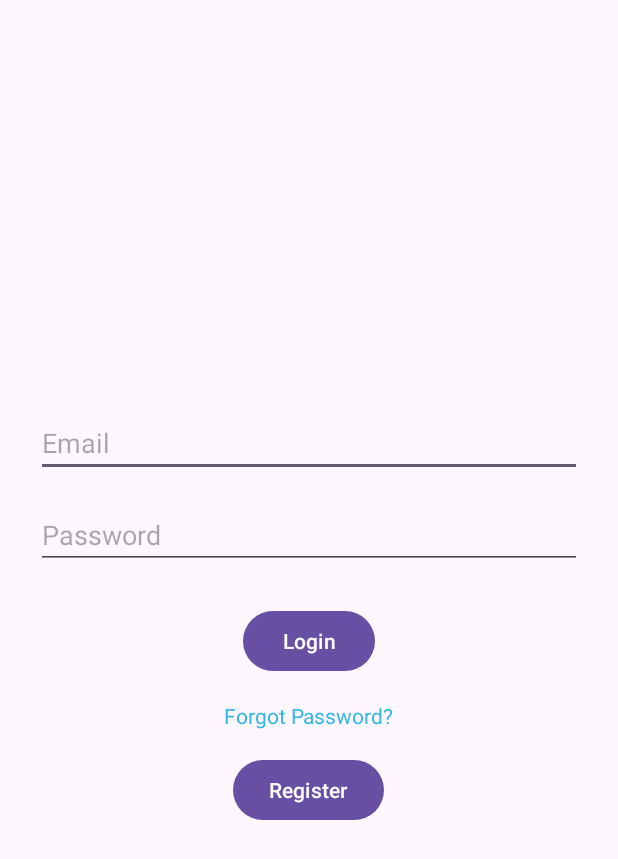
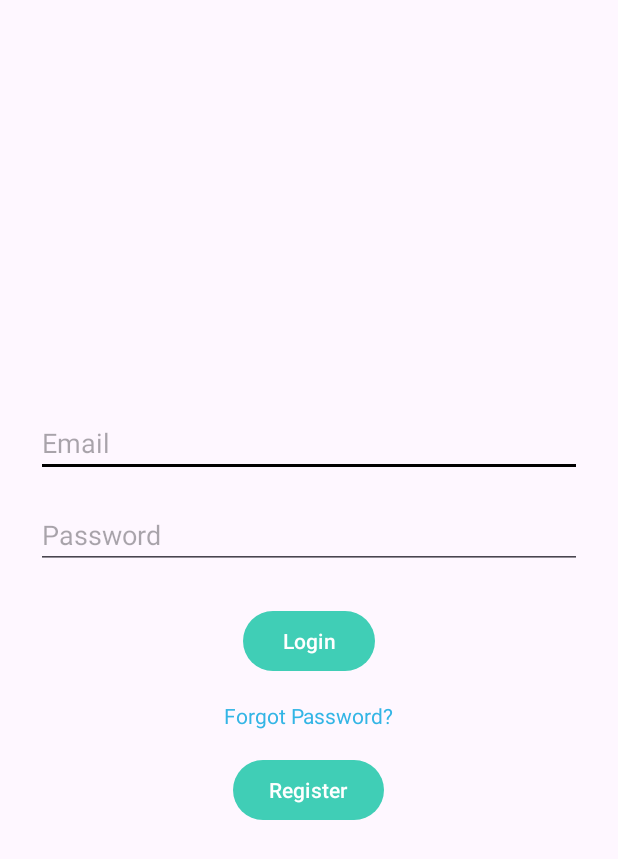
Before and after one commit to MarinaMihaela/AndroidApp, an Android app: the screen it shows after launch (MainActivity), on a phone screen of 412 x 824 dp. Shown: the top 859 px of the screen. Run offline under Robolectric (Android 15) with nearby library versions, the phone set to English and light mode, and no system bars; our stand-ins replace Firebase (no records; nobody signed in at launch, a user with empty details on screens opened directly).

Commit message:
shared preferences - dark/light mode

```diff
--- a/Proiect/app/build.gradle.kts
+++ b/Proiect/app/build.gradle.kts
@@ -42,17 +42,19 @@ dependencies {
     implementation(libs.material)
     implementation(libs.androidx.activity)
     implementation(libs.androidx.constraintlayout)
+    implementation(libs.google.material)
 
     val nav_version = "2.7.7"
     implementation("androidx.navigation:navigation-fragment-ktx:$nav_version")
     implementation("androidx.navigation:navigation-ui-ktx:$nav_version")
     implementation("com.google.firebase:firebase-auth-ktx:22.3.0")
 
+    implementation("androidx.appcompat:appcompat:1.6.1")
     testImplementation(libs.junit)
     androidTestImplementation(libs.androidx.junit)
     androidTestImplementation(libs.androidx.espresso.core)
 
-
+    implementation("com.google.android.material:material:1.9.0")
     implementation( "androidx.room:room-runtime:2.5.0")
     implementation ("androidx.room:room-ktx:2.5.0")
     kapt("androidx.room:room-compiler:2.5.0")
--- a/Proiect/app/src/main/res/values-night/themes.xml
+++ b/Proiect/app/src/main/res/values-night/themes.xml
@@ -2,6 +2,8 @@
     <!-- Base application theme. -->
     <style name="Base.Theme.Proiect" parent="Theme.Material3.DayNight.NoActionBar">
         <!-- Customize your dark theme here. -->
+        <item name="colorPrimary">@color/dark_primary</item>
+        <item name="colorSecondary">@color/dark_secondary</item>
         <!-- <item name="colorPrimary">@color/my_dark_primary</item> -->
     </style>
 </resources>
--- a/Proiect/app/src/main/res/values/colors.xml
+++ b/Proiect/app/src/main/res/values/colors.xml
@@ -1,5 +1,12 @@
 <?xml version="1.0" encoding="utf-8"?>
 <resources>
     <color name="black">#FF000000</color>
-    <color name="white">#FFFFFFFF</color>
+    <color name="white">#FFFFFF</color>
+    <!-- Light mode -->
+    <color name="light_primary">#40CEB6</color>
+    <color name="light_secondary">#FF000000</color>
+
+    <!-- Dark mode -->
+    <color name="dark_primary">#212121</color>
+    <color name="dark_secondary">#FFFFFF</color>
 </resources>
--- a/Proiect/app/src/main/res/values/strings.xml
+++ b/Proiect/app/src/main/res/values/strings.xml
@@ -2,4 +2,5 @@
     <string name="app_name">Proiect</string>
     <!-- TODO: Remove or change this placeholder text -->
     <string name="hello_blank_fragment">Hello blank fragment</string>
+    <string name="dark_mode">Dark</string>
 </resources>
--- a/Proiect/app/src/main/res/values/themes.xml
+++ b/Proiect/app/src/main/res/values/themes.xml
@@ -2,6 +2,8 @@
     <!-- Base application theme. -->
     <style name="Base.Theme.Proiect" parent="Theme.Material3.DayNight.NoActionBar">
         <!-- Customize your light theme here. -->
+        <item name="colorPrimary">@color/light_primary</item>
+        <item name="colorSecondary">@color/light_secondary</item>
         <!-- <item name="colorPrimary">@color/my_light_primary</item> -->
     </style>
 
--- a/Proiect/gradle.properties
+++ b/Proiect/gradle.properties
@@ -21,3 +21,4 @@ kotlin.code.style=official
 # resources declared in the library itself and none from the library's dependencies,
 # thereby reducing the size of the R class for that library
 android.nonTransitiveRClass=true
+org.gradle.configuration-cache=true
--- a/Proiect/gradle/libs.versions.toml
+++ b/Proiect/gradle/libs.versions.toml
@@ -9,6 +9,7 @@ appcompat = "1.6.1"
 material = "1.10.0"
 activity = "1.10.1"
 constraintlayout = "2.1.4"
+materialVersion = "1.12.0"
 
 [libraries]
 androidx-core-ktx = { group = "androidx.core", name = "core-ktx", version.ref = "coreKtx" }
@@ -19,6 +20,7 @@ androidx-appcompat = { group = "androidx.appcompat", name = "appcompat", version
 material = { group = "com.google.android.material", name = "material", version.ref = "material" }
 androidx-activity = { group = "androidx.activity", name = "activity", version.ref = "activity" }
 androidx-constraintlayout = { group = "androidx.constraintlayout", name = "constraintlayout", version.ref = "constraintlayout" }
+google-material = { group = "com.google.android.material", name = "material", version.ref = "materialVersion" }
 
 [plugins]
 android-application = { id = "com.android.application", version.ref = "agp" }
```
Also changed, not shown: Proiect/app/src/main/java/com/example/proiect/NavigationMenuFragment.kt (+19 -0 lines), Proiect/app/src/main/java/com/example/proiect/Prefs.kt (added, +15 -0 lines), Proiect/app/src/main/res/layout/fragment_navigation_menu.xml (+17 -3 lines), 1 other file.
